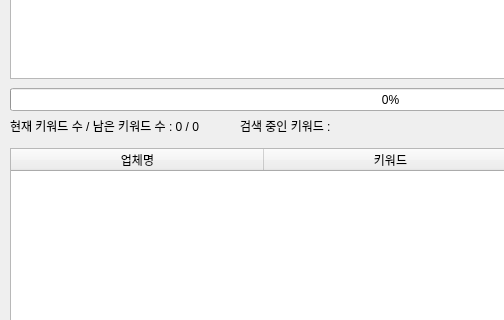
Old version of the form ranking.ui in the repository ghwshin/viewranking; both pictures show x 0 to 504 and y 162 to 482 of the 783 by 699 pixel window.
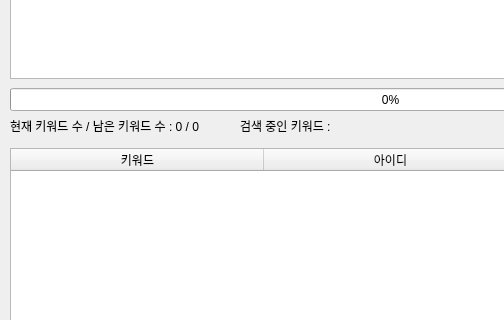
New version of the form. Icons and pictures are not drawn.

```diff
--- a/ranking.ui
+++ b/ranking.ui
@@ -95,12 +95,12 @@
    </attribute>
    <column>
     <property name="text">
-     <string>업체명</string>
+     <string>키워드</string>
     </property>
    </column>
    <column>
     <property name="text">
-     <string>키워드</string>
+     <string>아이디</string>
     </property>
    </column>
    <column>
```
Left out of the diff: 2 changed lines with no effect on the pictures.
